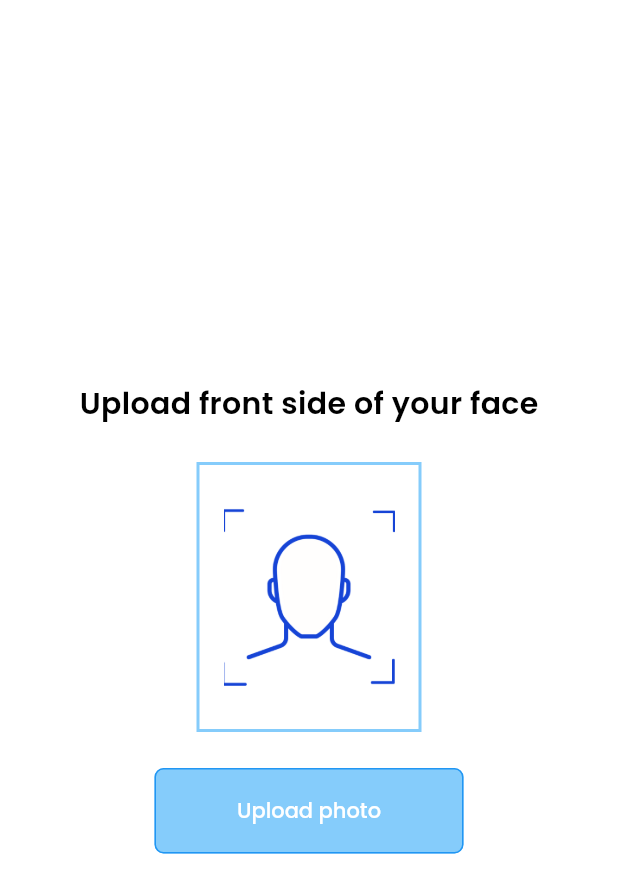
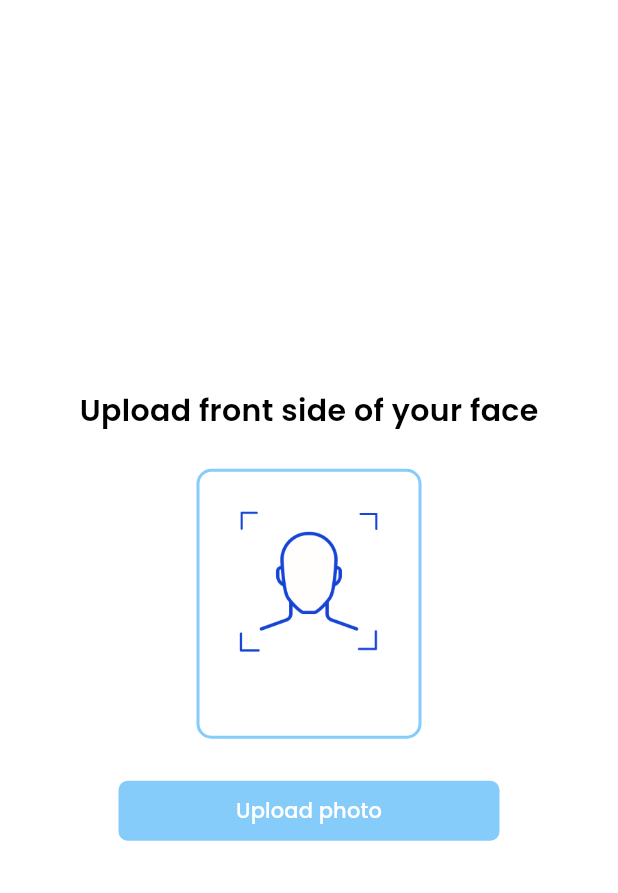
Before and after one commit to asmfahim1/face_detect_user_part, a Flutter app: the FrontFaceScreen screen opened directly, on a phone screen of 412 x 824 dp. Shown: the top 893 px of the screen. Run offline on Flutter 3.47's test engine with Material 3 defaults, Android fonts, the phone set to English and light mode, and no system bars; our stand-ins replace dio, flutter_svg, get, google_fonts, image_picker, package_info_plus and 2 more; missing offline and left inert: google_mlkit_face_detection, tflite_flutter; accounts and stored records are empty; network calls fail.

Commit message:
update ui

```diff
--- a/analysis_options.yaml
+++ b/analysis_options.yaml
@@ -2,8 +2,6 @@ include: package:flutter_lints/flutter.yaml
 linter:
   rules:
     public_member_api_docs: false
-    implicit-casts: false
-    implicit-dynamic: false
     sort_constructors_first: false
     constant_identifier_names: false
     avoid_positional_boolean_parameters: false
--- a/lib/core/utils/dependencies.dart
+++ b/lib/core/utils/dependencies.dart
@@ -7,7 +7,6 @@ import 'package:mict_final_project/module/auth/registration/controller/registrat
 import 'package:mict_final_project/module/auth/registration/repo/regi_repo.dart';
 import 'package:mict_final_project/module/home/controller/home_controller.dart';
 import 'package:shared_preferences/shared_preferences.dart';
-
 import '../../module/home/repo/home_repo.dart';
 
 Future<void> init() async {
--- a/lib/core/widgets/common_button.dart
+++ b/lib/core/widgets/common_button.dart
@@ -1,5 +1,4 @@
 import 'package:flutter/material.dart';
-import 'package:mict_final_project/core/utils/dimensions.dart';
 import 'package:mict_final_project/core/widgets/text_widget.dart';
 import '../utils/colors.dart';
 import '../utils/styles.dart';
@@ -31,10 +30,10 @@ class CommonButton extends StatelessWidget {
   @override
   Widget build(BuildContext context) {
     Color btnColor = buttonColor ?? primaryColor;
-    return SizedBox(
-      height: height ?? Dimensions.height10 * 5.7,
-      width: width,
-      child: ElevatedButton(
+
+    // We can use Elevated button, textButton etc
+
+    return FilledButton(
       style: ElevatedButton.styleFrom(
         shape: RoundedRectangleBorder(
           borderRadius: BorderRadius.circular(borderRadius),
@@ -42,7 +41,10 @@ class CommonButton extends StatelessWidget {
         backgroundColor: btnColor,
       ),
       onPressed: onPressed,
-        child: Flexible(
+      child: SizedBox(
+        height: height,
+        width: width,
+        child: Center(
           child: TextWidget(
             buttonTitle,
             textAlign: TextAlign.center,
--- a/lib/core/widgets/common_dropdown.dart
+++ b/lib/core/widgets/common_dropdown.dart
@@ -1,6 +1,4 @@
 import 'package:flutter/material.dart';
-
-import '../utils/colors.dart';
 import '../utils/styles.dart';
 
 class CommonDropDown extends StatelessWidget {
--- a/lib/module/auth/login/repo/login_repo.dart
+++ b/lib/module/auth/login/repo/login_repo.dart
@@ -1,5 +1,3 @@
-import 'dart:convert';
-
 import 'package:get/get_connect/http/src/response/response.dart';
 import 'package:mict_final_project/core/utils/const_key.dart';
 import 'package:mict_final_project/core/utils/exports.dart';
--- a/lib/module/auth/login/view/login_screen.dart
+++ b/lib/module/auth/login/view/login_screen.dart
@@ -24,7 +24,7 @@ class LoginScreen extends StatelessWidget {
             ),
           ),
           child: Padding(
-            padding: const EdgeInsets.symmetric(horizontal: 20, vertical: 20),
+            padding: EdgeInsets.symmetric(horizontal: Dimensions.padding15, vertical: Dimensions.padding15),
             child: Column(
               mainAxisAlignment: MainAxisAlignment.center,
               children: [
--- a/lib/module/auth/login/view/widgets/login_form_section_widget.dart
+++ b/lib/module/auth/login/view/widgets/login_form_section_widget.dart
@@ -22,7 +22,7 @@ class LoginFormSectionWidget extends StatelessWidget {
         key: _formKey,
         child: Container(
           width: Dimensions.screenWidth,
-          padding: EdgeInsets.symmetric(horizontal: Dimensions.padding15, vertical: Dimensions.padding20 * 2),
+          padding: EdgeInsets.symmetric(horizontal: Dimensions.padding15, vertical: Dimensions.padding20 * 1.5),
           decoration: BoxDecoration(
             color: whiteColor.withOpacity(0.7),
             borderRadius: BorderRadius.circular(Dimensions.radius20),
--- a/lib/module/auth/registration/view/front_face_screen.dart
+++ b/lib/module/auth/registration/view/front_face_screen.dart
@@ -46,6 +46,11 @@ class FrontFaceScreen extends StatelessWidget {
               onTap: () {
                 showImagePickerOptions(context, regiController);
               },
+
+              onRemove: (){
+                regi.selectedFrontImagePath.value = '';
+              },
+
             ),
           ),
         ),
--- a/lib/module/home/view/widgets/image_picker_widget.dart
+++ b/lib/module/home/view/widgets/image_picker_widget.dart
@@ -1,65 +1,90 @@
 import 'dart:io';
-
 import 'package:flutter/material.dart';
 import 'package:mict_final_project/core/utils/asset_path.dart';
 import 'package:mict_final_project/core/utils/dimensions.dart';
-
 import '../../../../core/utils/colors.dart';
 
 class ImagePickerWidget extends StatelessWidget {
   final File? imageFile;
   final String? faceName;
-  final void Function()? onTap;
+  final VoidCallback? onTap;
+  final VoidCallback? onRemove;
+
   const ImagePickerWidget({
-    Key? key,
+    super.key,
     this.imageFile,
     required this.onTap,
+    this.onRemove,
     this.faceName,
-  }) : super(key: key);
+  });
 
   @override
   Widget build(BuildContext context) {
     return InkWell(
-      onTap: onTap,
+      onTap: (imageFile != null && imageFile!.path.isNotEmpty) ? onTap : null,
       child: Container(
         height: Dimensions.height100 * 1.8,
         width: Dimensions.width100 * 1.5,
         decoration: BoxDecoration(
           border: Border.all(color: primaryColor, width: 2),
+          borderRadius: BorderRadius.circular(10),
         ),
+        child: Stack(
+          children: [
+            ClipRRect(
+              borderRadius: BorderRadius.circular(8),
               child: (imageFile != null && imageFile!.path.isNotEmpty)
                   ? Image.file(
                       imageFile!,
                       fit: BoxFit.cover,
+                      width: double.infinity,
+                      height: double.infinity,
                     )
                   : Padding(
                       padding: const EdgeInsets.all(16.0),
-                child: faceName == 'front'
-                    ? Image.asset(
-                        faceIconFront1,
-                        fit: BoxFit.cover,
-                      )
-                    : faceName == 'left'
-                        ? Image.asset(
-                            faceIconLeft1,
-                            fit: BoxFit.cover,
-                          )
-                        : faceName == 'right'
-                            ? Image.asset(
-                                faceIconRight1,
-                                fit: BoxFit.cover,
-                              )
-                            : faceName == 'signature'
-                                ? Image.asset(
-                                    signatureIcon,
-                                    fit: BoxFit.cover,
-                                  )
-                                : Image.asset(
-                                    appIconImage,
-                                    fit: BoxFit.cover,
+                      child: _getPlaceholderImage(),
                     ),
+            ),
+
+            // Remove button (visible only when image is selected)
+            if (imageFile != null && imageFile!.path.isNotEmpty)
+              Positioned(
+                top: 6,
+                right: 6,
+                child: GestureDetector(
+                  onTap: onRemove,
+                  child: Container(
+                    decoration: BoxDecoration(
+                      color: Colors.black.withOpacity(0.5),
+                      shape: BoxShape.circle,
+                    ),
+                    padding: const EdgeInsets.all(6),
+                    child: const Icon(
+                      Icons.close,
+                      color: Colors.white,
+                      size: 18,
+                    ),
+                  ),
+                ),
+              ),
+          ],
         ),
       ),
     );
   }
+
+  Widget _getPlaceholderImage() {
+    switch (faceName) {
+      case 'front':
+        return Image.asset(faceIconFront1, fit: BoxFit.cover);
+      case 'left':
+        return Image.asset(faceIconLeft1, fit: BoxFit.cover);
+      case 'right':
+        return Image.asset(faceIconRight1, fit: BoxFit.cover);
+      case 'signature':
+        return Image.asset(signatureIcon, fit: BoxFit.cover);
+      default:
+        return Image.asset(appIconImage, fit: BoxFit.cover);
     }
+  }
+}
```
Lines whose indentation alone changed are shown as unchanged.
